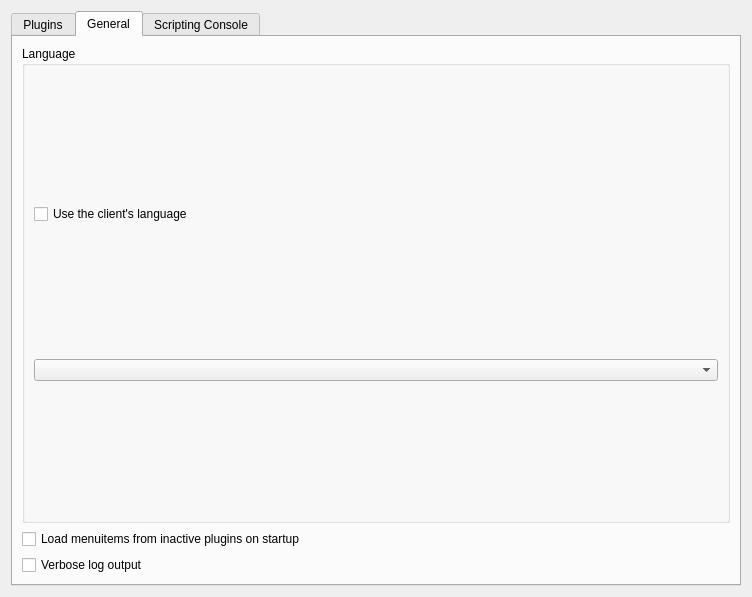
The window that ressources/ui/pyTSon-configdialog.ui (pathmann/pyTSon) describes before a commit, drawn with Qt 5.
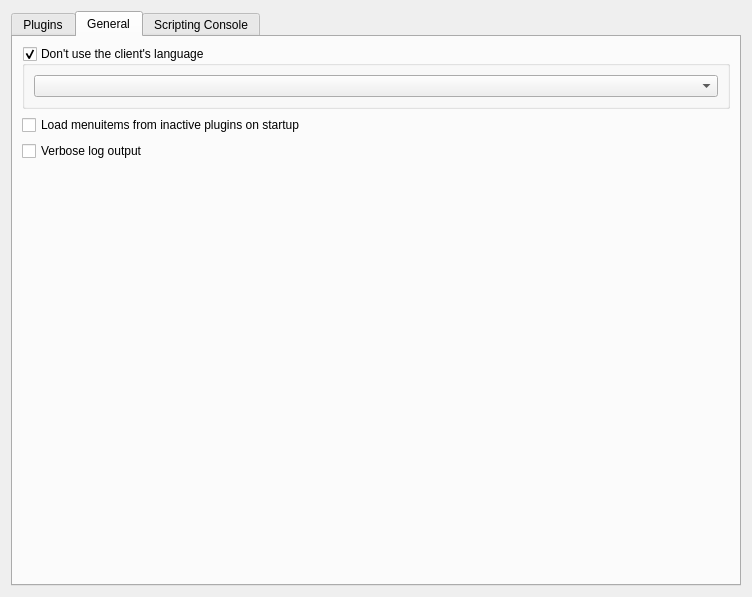
The same window after the commit. The open tabs and pages were chosen to show the change.

Commit message: ConfigDialog General realigning

Diff of the .ui file:
```diff
--- a/ressources/ui/pyTSon-configdialog.ui
+++ b/ressources/ui/pyTSon-configdialog.ui
@@ -225,21 +225,14 @@
       </attribute>
       <layout class="QVBoxLayout" name="verticalLayout_6">
        <item>
-        <widget class="QGroupBox" name="languageGroup">
-         <property name="toolTip">
-          <string>Changes require a restart</string>
-         </property>
+        <widget class="QGroupBox" name="languageButton">
          <property name="title">
-          <string>Language</string>
+          <string>Don't use the client's language</string>
+         </property>
+         <property name="checkable">
+          <bool>true</bool>
          </property>
          <layout class="QVBoxLayout" name="verticalLayout_7">
-          <item>
-           <widget class="QCheckBox" name="languageButton">
-            <property name="text">
-             <string>Use the client's language</string>
-            </property>
-           </widget>
-          </item>
           <item>
            <widget class="QComboBox" name="languageCombo"/>
           </item>
@@ -260,6 +253,19 @@
          </property>
         </widget>
        </item>
+       <item>
+        <spacer name="verticalSpacer">
+         <property name="orientation">
+          <enum>Qt::Vertical</enum>
+         </property>
+         <property name="sizeHint" stdset="0">
+          <size>
+           <width>20</width>
+           <height>40</height>
+          </size>
+         </property>
+        </spacer>
+       </item>
       </layout>
      </widget>
      <widget class="QWidget" name="consoleTab">
```
Left out of the diff: 2 changed lines with no effect on the pictures. The commit also changes 1 other file.
